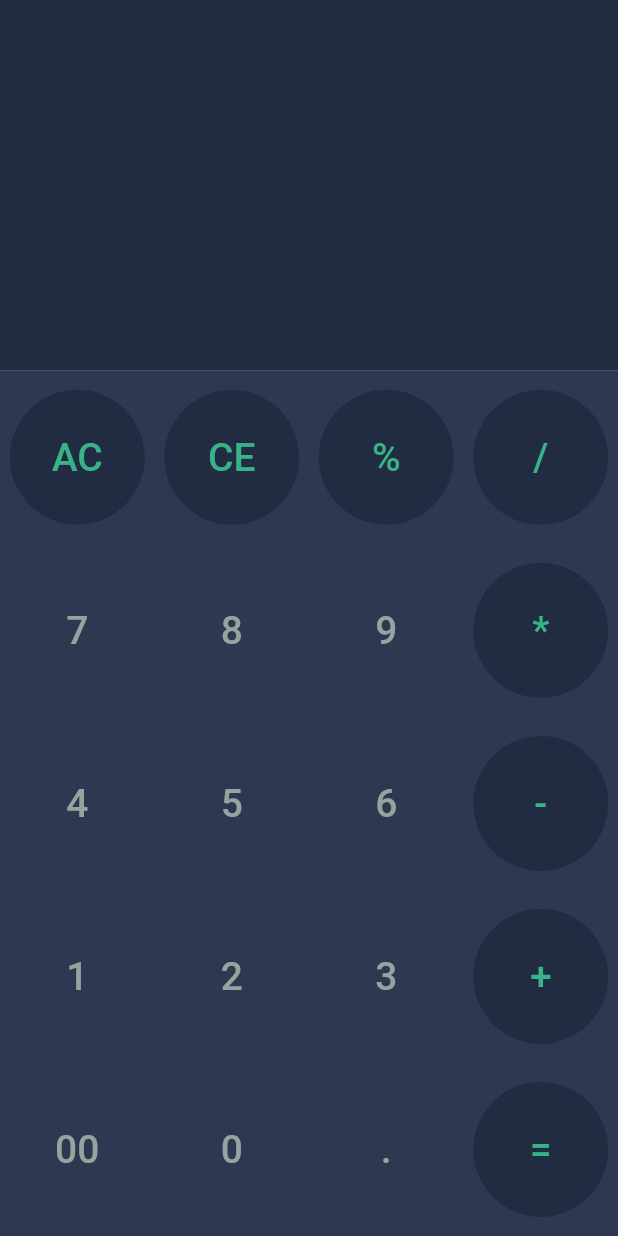
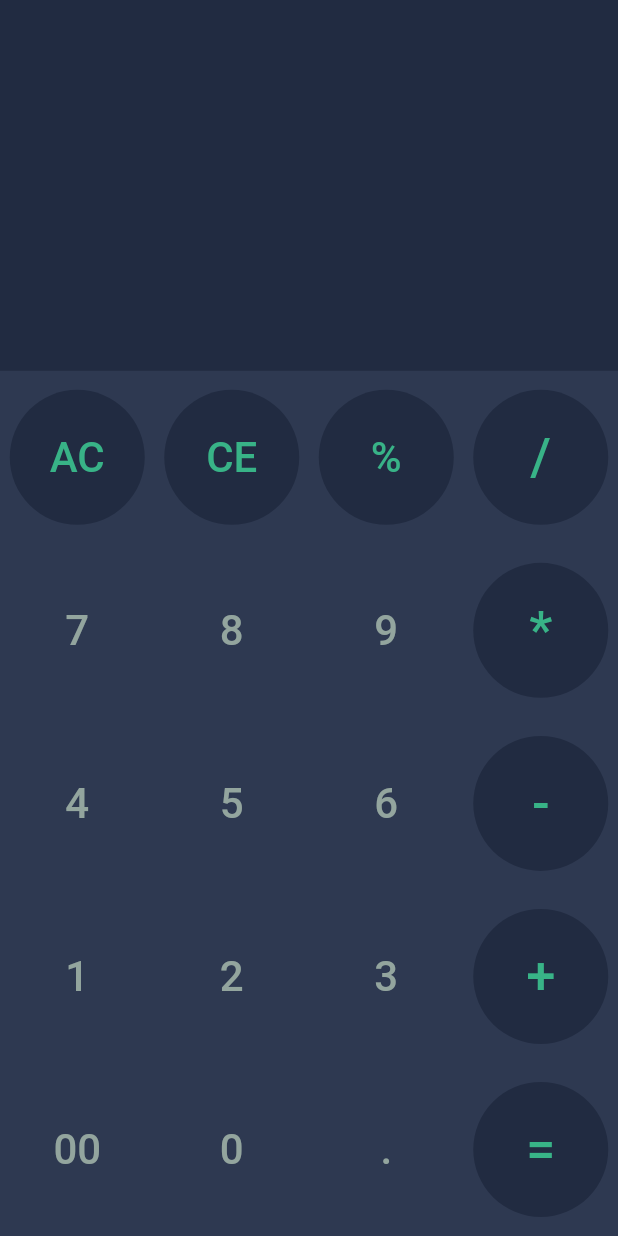
Before and after one commit to MohammadJavad-Javadi/Calculator, a Flutter app: the screen it shows after launch, on a phone screen of 412 x 824 dp. Run offline on Flutter 3.47's test engine with Material 2 defaults, Android fonts, the phone set to English and light mode, and no system bars; our stand-ins replace hexcolor, math_expressions.

Commit message:
Change Button Text Size and Add Safe Area

```diff
--- a/lib/main.dart
+++ b/lib/main.dart
@@ -27,13 +27,14 @@ class _CalculatorState extends State<Calculator> {
     return MaterialApp(
       debugShowCheckedModeBanner: false,
       home: Scaffold(
-        body: Column(
+        backgroundColor: backgroundGreyDark,
+        body: SafeArea(
+          child: Column(
             children: [
               Expanded(
                 flex: 3,
                 child: Container(
                   color: backgroundGreyDark,
-                child: SafeArea(
                   child: Column(
                     crossAxisAlignment: CrossAxisAlignment.stretch,
                     children: [
@@ -67,7 +68,6 @@ class _CalculatorState extends State<Calculator> {
                   ),
                 ),
               ),
-            ),
               Expanded(
                 flex: 7,
                 child: Container(
@@ -85,6 +85,7 @@ class _CalculatorState extends State<Calculator> {
                 ),
               )
             ],
+          ),
         ),
       ),
     );
@@ -113,7 +114,7 @@ class _CalculatorState extends State<Calculator> {
           ),
           child: Text(
             text1,
-            style: TextStyle(fontSize: 26, color: _getButtonTextColor(text1)),
+            style: TextStyle(fontSize: 28, color: _getButtonTextColor(text1)),
           ),
         ),
         TextButton(
@@ -136,7 +137,7 @@ class _CalculatorState extends State<Calculator> {
           ),
           child: Text(
             text2,
-            style: TextStyle(fontSize: 26, color: _getButtonTextColor(text2)),
+            style: TextStyle(fontSize: 28, color: _getButtonTextColor(text2)),
           ),
         ),
         TextButton(
@@ -151,7 +152,7 @@ class _CalculatorState extends State<Calculator> {
           ),
           child: Text(
             text3,
-            style: TextStyle(fontSize: 26, color: _getButtonTextColor(text3)),
+            style: TextStyle(fontSize: 28, color: _getButtonTextColor(text3)),
           ),
         ),
         TextButton(
@@ -177,7 +178,7 @@ class _CalculatorState extends State<Calculator> {
           ),
           child: Text(
             text4,
-            style: TextStyle(fontSize: 26, color: _getButtonTextColor(text4)),
+            style: TextStyle(fontSize: 35, color: _getButtonTextColor(text4)),
           ),
         ),
       ],
```
Also changed, not shown: image/Dtafalonso-Android-Lollipop-Calculator.512.png (added), 1 other file. Lines whose indentation alone changed are shown as unchanged.
